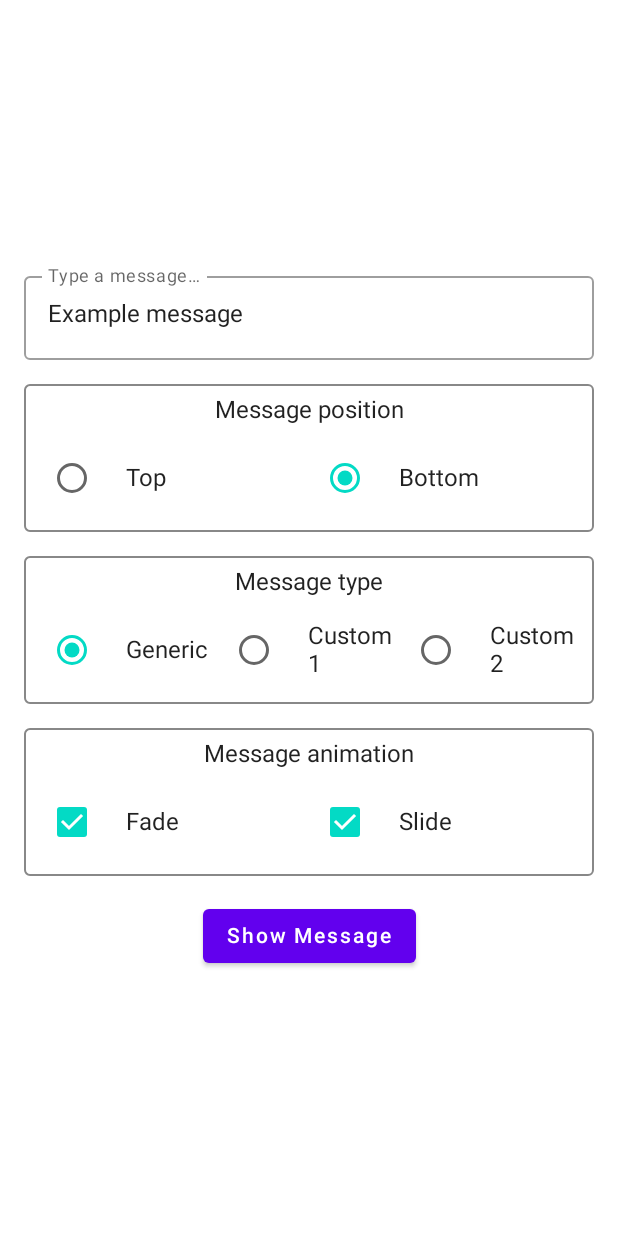
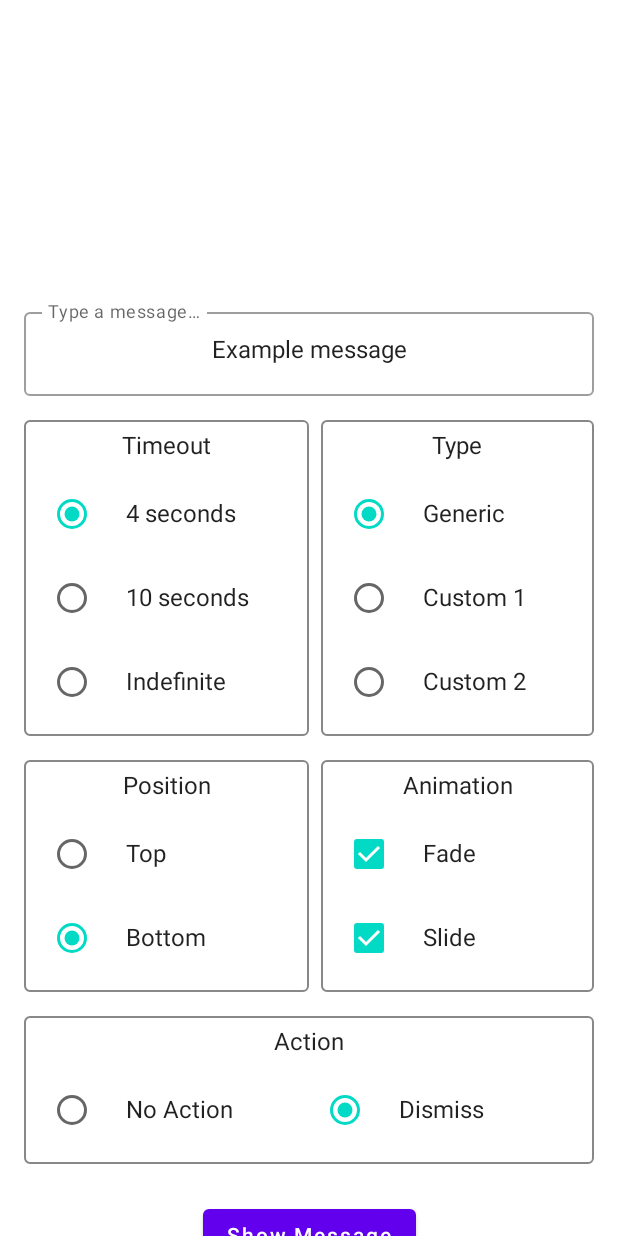
Before and after one commit to radusalagean/info-bar-compose, an Android app built with Jetpack Compose: the screen it shows after launch (MainActivity), on a phone screen of 412 x 824 dp. Run offline under Robolectric (Android 15) with nearby library versions, the phone set to English and light mode, and no system bars.

Commit message:
Add on-screen controls in the sample app (2): Timeout and action controls Layout changes in the sample app

```diff
--- a/infobarcompose-sample/src/main/java/com/radusalagean/infobarcompose/sample/CustomInfoBarContent.kt
+++ b/infobarcompose-sample/src/main/java/com/radusalagean/infobarcompose/sample/CustomInfoBarContent.kt
@@ -72,6 +72,7 @@ val customInfoBarContent: @Composable (CustomInfoBarMessage) -> Unit = { message
                 fontFamily = FontFamily.SansSerif,
                 lineHeight = 28.sp
             )
+            if (message.actionStringResId != null) {
                 TextButton(
                     modifier = Modifier.align(Alignment.Bottom),
                     onClick = message.onAction,
@@ -94,3 +95,4 @@ val customInfoBarContent: @Composable (CustomInfoBarMessage) -> Unit = { message
             }
         }
     }
+}
--- a/infobarcompose-sample/src/main/java/com/radusalagean/infobarcompose/sample/CustomInfoBarMessage.kt
+++ b/infobarcompose-sample/src/main/java/com/radusalagean/infobarcompose/sample/CustomInfoBarMessage.kt
@@ -9,7 +9,7 @@ class CustomInfoBarMessage(
     @DrawableRes val bannerImage: Int,
     val textString: String,
     val textColor: Color? = null,
-    @StringRes val actionStringResId: Int,
+    @StringRes val actionStringResId: Int?,
     val actionColor: Color? = null,
     val actionBackgroundColor: Color? = null,
     override val containsControls: Boolean = true,
--- a/infobarcompose-sample/src/main/java/com/radusalagean/infobarcompose/sample/MainScreen.kt
+++ b/infobarcompose-sample/src/main/java/com/radusalagean/infobarcompose/sample/MainScreen.kt
@@ -9,6 +9,7 @@ import androidx.compose.runtime.*
 import androidx.compose.ui.Alignment
 import androidx.compose.ui.Modifier
 import androidx.compose.ui.res.stringResource
+import androidx.compose.ui.text.style.TextAlign
 import androidx.compose.ui.tooling.preview.Preview
 import androidx.compose.ui.unit.dp
 import androidx.lifecycle.viewmodel.compose.viewModel
@@ -26,9 +27,7 @@ fun MainScreen(viewModel: MainViewModel = viewModel()) {
         color = MaterialTheme.colors.background
     ) {
         Box(
-            Modifier
-                .fillMaxSize()
-                .padding(16.dp)
+            Modifier.fillMaxSize()
         ) {
             val scrollState = rememberScrollState()
             Column(
@@ -36,37 +35,49 @@ fun MainScreen(viewModel: MainViewModel = viewModel()) {
                     .wrapContentHeight()
                     .align(Alignment.Center)
                     .verticalScroll(scrollState)
+                    .padding(vertical = 200.dp, horizontal = 16.dp)
             ) {
                 OutlinedTextField(
                     modifier = Modifier.fillMaxWidth(),
                     value = viewModel.textField,
                     onValueChange = viewModel::onTextValueChange,
-                    label = { Text(stringResource(R.string.message_hint)) }
+                    label = { Text(stringResource(R.string.message_hint)) },
+                    textStyle = LocalTextStyle.current.copy(textAlign = TextAlign.Center)
+                )
+                Row(Modifier.padding(top = 16.dp)) {
+                    RadioGroup(
+                        modifier = Modifier
+                            .weight(1f),
+                        config = viewModel.messageTimeoutRadioGroup
                     )
                     RadioGroup(
                         modifier = Modifier
-                        .align(Alignment.CenterHorizontally)
-                        .padding(top = 16.dp),
-                    config = viewModel.messagePositionRadioGroup,
-                    orientation = Orientation.HORIZONTAL
+                            .weight(1f)
+                            .padding(start = 8.dp),
+                        config = viewModel.messageTypeRadioGroup
                     )
+                }
+                Row(Modifier.padding(top = 16.dp)) {
                     RadioGroup(
                         modifier = Modifier
-                        .align(Alignment.CenterHorizontally)
-                        .padding(top = 16.dp),
-                    config = viewModel.messageTypeRadioGroup,
-                    orientation = Orientation.HORIZONTAL
+                            .weight(1f),
+                        config = viewModel.messagePositionRadioGroup
                     )
                     CheckGroup(
                         modifier = Modifier
-                        .align(Alignment.CenterHorizontally)
-                        .padding(top = 16.dp),
-                    config = viewModel.messageAnimationCheckGroup,
+                            .weight(1f)
+                            .padding(start = 8.dp),
+                        config = viewModel.messageAnimationCheckGroup
+                    )
+                }
+                RadioGroup(
+                    modifier = Modifier.padding(top = 16.dp),
+                    config = viewModel.messageActionRadioGroup,
                     orientation = Orientation.HORIZONTAL
                 )
                 Button(
                     modifier = Modifier
-                        .padding(top = 16.dp)
+                        .padding(top = 24.dp)
                         .align(Alignment.CenterHorizontally),
                     onClick = viewModel::onShowMessageClick
                 ) {
@@ -74,14 +85,16 @@ fun MainScreen(viewModel: MainViewModel = viewModel()) {
                 }
             }
             InfoBar( // Generic InfoBar
-                modifier = Modifier.align(viewModel.infoBarAlignment),
+                modifier = Modifier.padding(16.dp)
+                    .align(viewModel.infoBarAlignment),
                 offeredMessage = viewModel.infoBarMessage,
                 fadeEffect = viewModel.infoBarFadeEffect,
                 slideEffect = viewModel.infoBarSlideEffect,
                 onMessageTimeout = viewModel::onInfoBarMessageTimeout
             )
             InfoBar( // Custom InfoBar
-                modifier = Modifier.align(viewModel.infoBarAlignment),
+                modifier = Modifier.padding(16.dp)
+                    .align(viewModel.infoBarAlignment),
                 offeredMessage = viewModel.customInfoBarMessage,
                 content = customInfoBarContent,
                 fadeEffect = viewModel.infoBarFadeEffect,
--- a/infobarcompose-sample/src/main/java/com/radusalagean/infobarcompose/sample/MainViewModel.kt
+++ b/infobarcompose-sample/src/main/java/com/radusalagean/infobarcompose/sample/MainViewModel.kt
@@ -6,11 +6,14 @@ import androidx.compose.runtime.getValue
 import androidx.compose.runtime.mutableStateOf
 import androidx.compose.runtime.setValue
 import androidx.compose.ui.Alignment
-import androidx.compose.ui.graphics.Color
 import androidx.lifecycle.ViewModel
 import com.radusalagean.infobarcompose.InfoBarMessage
 import com.radusalagean.infobarcompose.InfoBarSlideEffect
 import com.radusalagean.infobarcompose.sample.ui.components.GroupConfig
+import com.radusalagean.infobarcompose.sample.ui.theme.CustomMessage1ActionColor
+import com.radusalagean.infobarcompose.sample.ui.theme.CustomMessage1TextColor
+import com.radusalagean.infobarcompose.sample.ui.theme.CustomMessage2ActionColor
+import com.radusalagean.infobarcompose.sample.ui.theme.CustomMessage2TextColor
 
 class MainViewModel : ViewModel() {
 
@@ -56,13 +59,24 @@ class MainViewModel : ViewModel() {
         options = MessageAnimationCheckGroupOptions.values().map { it.stringResId },
         initialIndices = MessageAnimationCheckGroupOptions.values().map { it.initialValue }
     )
+    val messageTimeoutRadioGroup = GroupConfig.RadioGroupConfig(
+        groupTitle = R.string.radio_group_message_timeout,
+        options = MessageTimeoutRadioGroupOptions.values().map { it.stringResId },
+        initialIndex = MessageTimeoutRadioGroupOptions.FOUR_SECONDS.ordinal
+    )
+    val messageActionRadioGroup = GroupConfig.RadioGroupConfig(
+        groupTitle = R.string.radio_group_message_action,
+        options = MessageActionRadioGroupOptions.values().map { it.stringResId },
+        initialIndex = MessageActionRadioGroupOptions.DISMISS_ACTION.ordinal
+    )
 
     var textField: String by mutableStateOf("Example message")
         private set
 
     private fun generateMessage() = InfoBarMessage(
         text = textField,
-        actionStringResId = R.string.dismiss_button
+        actionStringResId = if (hasDismissAction()) R.string.dismiss_button else null,
+        displayTimeSeconds = getTimeout()
     ) {
         infoBarMessage = null
     }
@@ -70,10 +84,10 @@ class MainViewModel : ViewModel() {
     private fun generateCustomMessage1() = CustomInfoBarMessage(
         bannerImage = R.drawable.banner_1,
         textString = textField,
-        textColor = Color(0XFF084C61),
-        actionStringResId = R.string.dismiss_button,
-        actionColor = Color(0xFF0FA7D6),
-        displayTimeSeconds = 4
+        textColor = CustomMessage1TextColor,
+        actionStringResId = if (hasDismissAction()) R.string.dismiss_button else null,
+        actionColor = CustomMessage1ActionColor,
+        displayTimeSeconds = getTimeout()
     ) {
         customInfoBarMessage = null
     }
@@ -81,13 +95,23 @@ class MainViewModel : ViewModel() {
     private fun generateCustomMessage2() = CustomInfoBarMessage(
         bannerImage = R.drawable.banner_2,
         textString = textField,
-        textColor = Color(0xFFA80D0D),
-        actionStringResId = R.string.dismiss_button,
-        actionColor = Color(0xFFF03535),
-        displayTimeSeconds = 4
+        textColor = CustomMessage2TextColor,
+        actionStringResId = if (hasDismissAction()) R.string.dismiss_button else null,
+        actionColor = CustomMessage2ActionColor,
+        displayTimeSeconds = getTimeout()
     ) {
         customInfoBarMessage = null
     }
+
+    private fun getTimeout(): Int {
+        return MessageTimeoutRadioGroupOptions.values()[
+                messageTimeoutRadioGroup.selectedIndex
+        ].timeoutInSeconds
+    }
+
+    private fun hasDismissAction(): Boolean = MessageActionRadioGroupOptions.values()[
+            messageActionRadioGroup.selectedIndex
+    ] == MessageActionRadioGroupOptions.DISMISS_ACTION
 
     fun onTextValueChange(newText: String) {
         textField = newText
@@ -133,5 +157,19 @@ class MainViewModel : ViewModel() {
             FADE(R.string.check_group_message_animation_fade, true),
             SLIDE(R.string.check_group_message_animation_slide, true)
         }
+
+        enum class MessageTimeoutRadioGroupOptions(
+            @StringRes val stringResId: Int,
+            val timeoutInSeconds: Int
+        ) {
+            FOUR_SECONDS(R.string.radio_group_message_timeout_4_seconds, 4),
+            TEN_SECONDS(R.string.radio_group_message_timeout_10_seconds, 10),
+            INDEFINITE(R.string.radio_group_message_timeout_indefinite, -1)
+        }
+
+        enum class MessageActionRadioGroupOptions(@StringRes val stringResId: Int) {
+            NO_ACTION(R.string.radio_group_message_action_no_action),
+            DISMISS_ACTION(R.string.radio_group_message_action_dismiss)
+        }
     }
 }
--- a/infobarcompose-sample/src/main/java/com/radusalagean/infobarcompose/sample/ui/components/BaseGroup.kt
+++ b/infobarcompose-sample/src/main/java/com/radusalagean/infobarcompose/sample/ui/components/BaseGroup.kt
@@ -31,11 +31,11 @@ fun <T : GroupConfig> BaseGroup(
 
     @Composable
     fun layOutOptions(
-        modifier: Modifier = Modifier,
+        itemModifier: Modifier = Modifier,
     ) {
         config.options.forEachIndexed { index, currentStringResId ->
             Row(
-                modifier = modifier
+                modifier = itemModifier
                     .padding(vertical = 4.dp)
                     .clickable(
                         interactionSource = remember { MutableInteractionSource() },
--- a/infobarcompose-sample/src/main/java/com/radusalagean/infobarcompose/sample/ui/theme/Color.kt
+++ b/infobarcompose-sample/src/main/java/com/radusalagean/infobarcompose/sample/ui/theme/Color.kt
@@ -6,3 +6,8 @@ val Purple200 = Color(0xFFBB86FC)
 val Purple500 = Color(0xFF6200EE)
 val Purple700 = Color(0xFF3700B3)
 val Teal200 = Color(0xFF03DAC5)
+
+val CustomMessage1TextColor = Color(0xFF084C61)
+val CustomMessage1ActionColor = Color(0xFF0FA7D6)
+val CustomMessage2TextColor = Color(0xFFA80D0D)
+val CustomMessage2ActionColor = Color(0xFFF03535)
--- a/infobarcompose-sample/src/main/res/values/strings.xml
+++ b/infobarcompose-sample/src/main/res/values/strings.xml
@@ -5,16 +5,25 @@
     <string name="show_message_button">Show Message</string>
     <string name="dismiss_button">Dismiss</string>
 
-    <string name="radio_group_message_position">Message position</string>
+    <string name="radio_group_message_position">Position</string>
     <string name="radio_group_message_position_top">Top</string>
     <string name="radio_group_message_position_bottom">Bottom</string>
 
-    <string name="radio_group_message_type">Message type</string>
+    <string name="radio_group_message_type">Type</string>
     <string name="radio_group_message_type_generic">Generic</string>
     <string name="radio_group_message_type_custom_1">Custom 1</string>
     <string name="radio_group_message_type_custom_2">Custom 2</string>
 
-    <string name="check_group_message_animation">Message animation</string>
+    <string name="check_group_message_animation">Animation</string>
     <string name="check_group_message_animation_fade">Fade</string>
     <string name="check_group_message_animation_slide">Slide</string>
+
+    <string name="radio_group_message_timeout">Timeout</string>
+    <string name="radio_group_message_timeout_4_seconds">4 seconds</string>
+    <string name="radio_group_message_timeout_10_seconds">10 seconds</string>
+    <string name="radio_group_message_timeout_indefinite">Indefinite</string>
+
+    <string name="radio_group_message_action">Action</string>
+    <string name="radio_group_message_action_no_action">No Action</string>
+    <string name="radio_group_message_action_dismiss">Dismiss</string>
 </resources>
```
Lines whose indentation alone changed are shown as unchanged.
